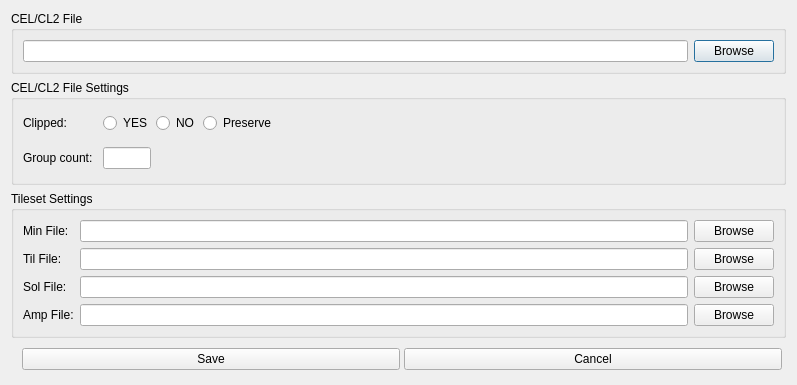
This is source/saveasdialog.ui in pionere/d1-graphics-tool as Qt 5 draws it before an edit. The edited form follows.
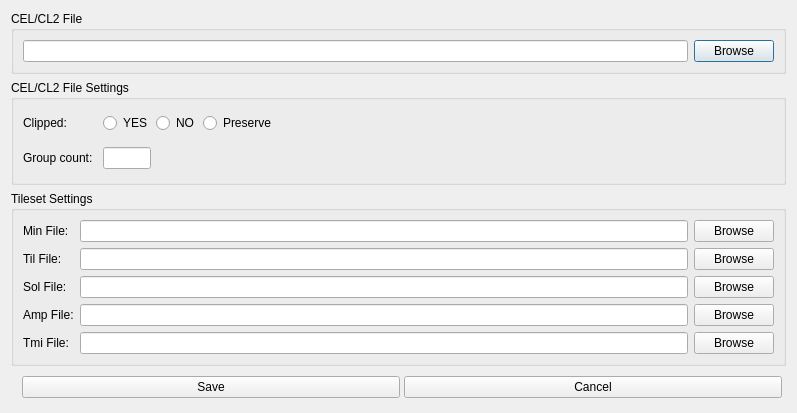
This is the edited form.

```diff
--- a/source/saveasdialog.ui
+++ b/source/saveasdialog.ui
@@ -276,6 +276,27 @@
         </property>
        </widget>
       </item>
+      <item row="4" column="0">
+       <widget class="QLabel" name="tilTmiFileLabel">
+        <property name="text">
+         <string>Tmi File:</string>
+        </property>
+       </widget>
+      </item>
+      <item row="4" column="1">
+       <widget class="QLineEdit" name="outputTmiFileEdit">
+        <property name="readOnly">
+         <bool>true</bool>
+        </property>
+       </widget>
+      </item>
+      <item row="4" column="2">
+       <widget class="QPushButton" name="outputTmiFileBrowseButton">
+        <property name="text">
+         <string>Browse</string>
+        </property>
+       </widget>
+      </item>
      </layout>
     </widget>
    </item>
```
Left out of the diff: 3 changed lines with no effect on the pictures.
